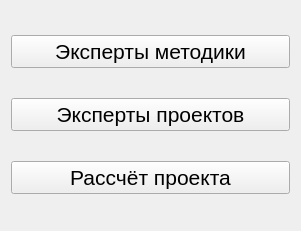
The window that app/modechooser.ui (AndreyMlashkin/ExpertReview) describes before a commit, drawn with Qt 5.
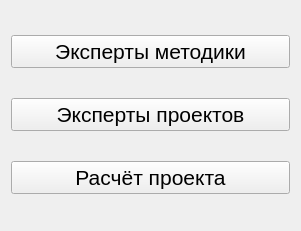
The same window after the commit.

The edit to the form file:
```diff
--- a/app/modechooser.ui
+++ b/app/modechooser.ui
@@ -46,7 +46,7 @@
       </font>
      </property>
      <property name="text">
-      <string>Рассчёт проекта</string>
+      <string>Расчёт проекта</string>
      </property>
     </widget>
    </item>
```
